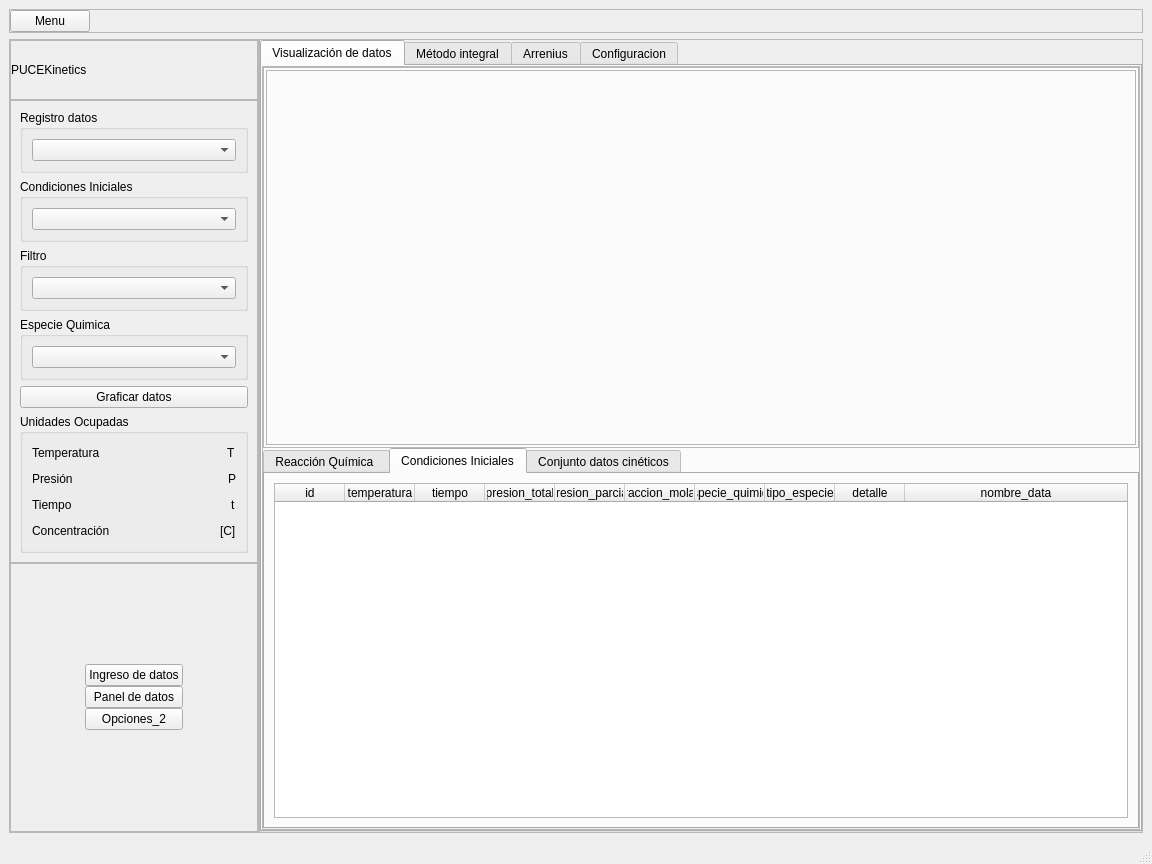
This is dashboard_v3.ui in JuandresPUCE/tesis_pyqt_sqlite as Qt 5 draws it before an edit. The edited form follows.
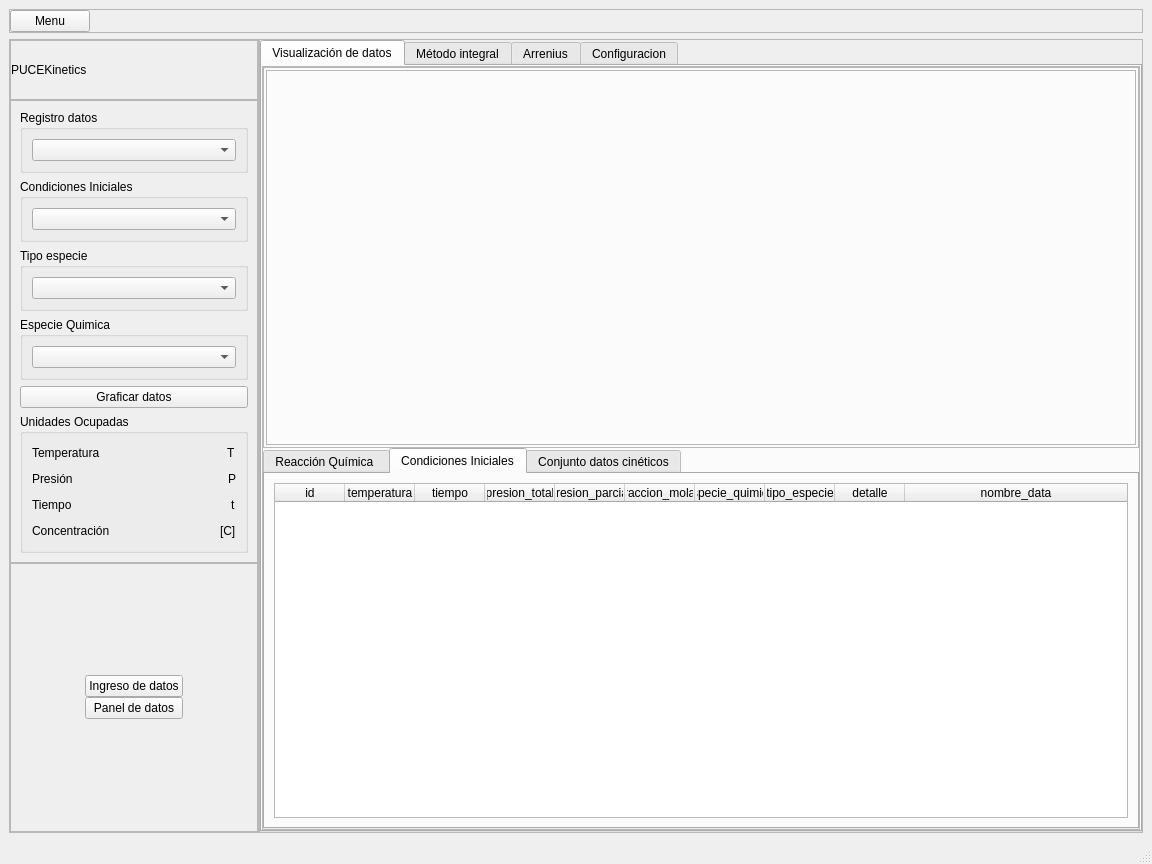
This is the edited form. The open tabs and pages were chosen to show the change.

Commit message: areglos de dashboard e integración de reaccion química

Patch:
```diff
--- a/dashboard_v3.ui
+++ b/dashboard_v3.ui
@@ -220,7 +220,7 @@
              <item>
               <widget class="QGroupBox" name="groupBox_3">
                <property name="title">
-                <string>Filtro</string>
+                <string>Tipo especie</string>
                </property>
                <layout class="QVBoxLayout" name="verticalLayout_13">
                 <item>
@@ -448,13 +448,6 @@
                    </property>
                   </widget>
                  </item>
-                 <item>
-                  <widget class="QPushButton" name="opcion_btn_3">
-                   <property name="text">
-                    <string>Opciones_2</string>
-                   </property>
-                  </widget>
-                 </item>
                 </layout>
                </item>
                <item>
```
Left out of the diff: 45 changed lines with no effect on the pictures. The commit also changes 4 other files.
